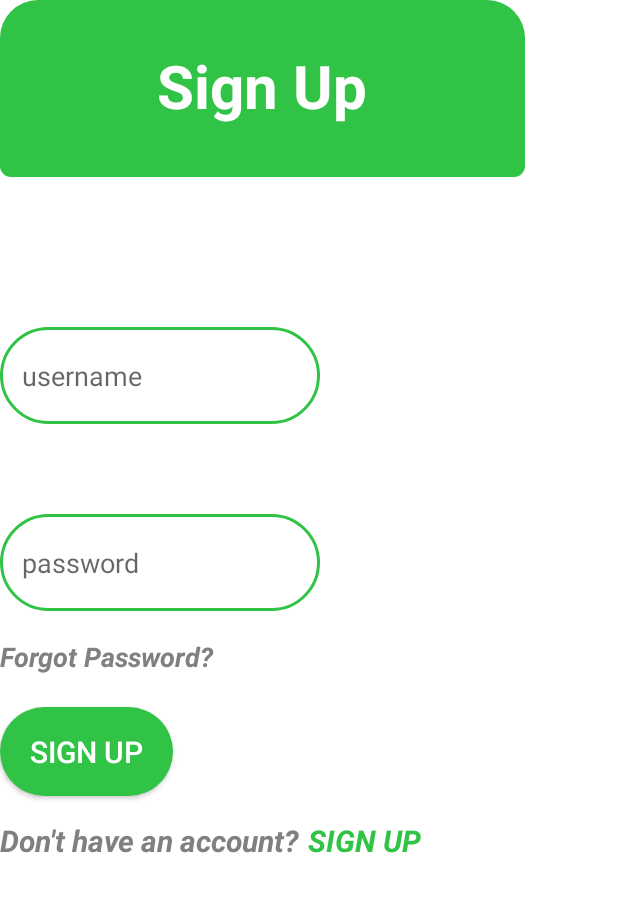
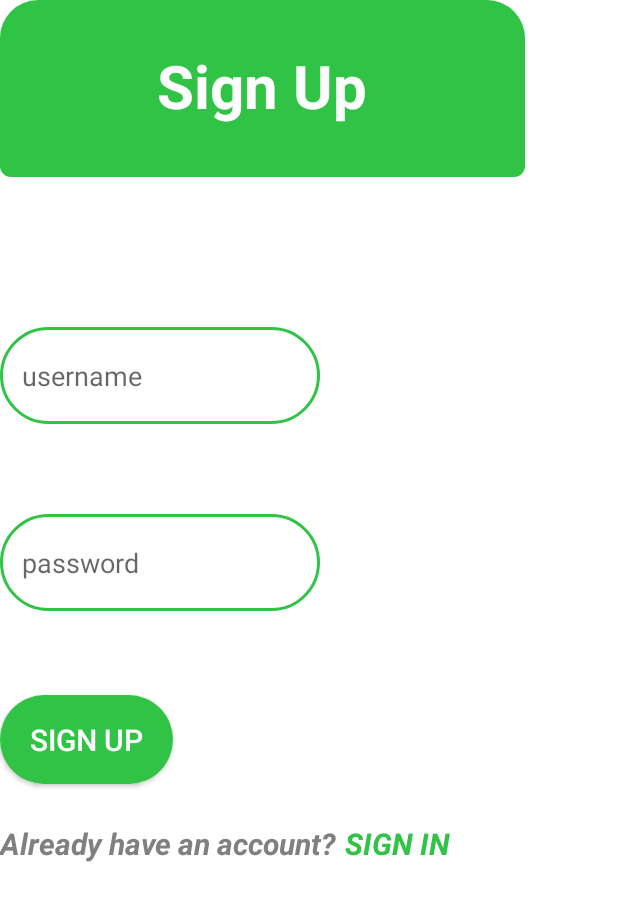
Before and after one commit to maxthoneml/HP10-NITS, an Android app: the layout signup_activity.xml on its own in the app's theme, with its tools: preview values and no code run, on a phone screen of 412 x 824 dp. Shown: the top 901 px of the screen. Run offline under Robolectric (Android 15) with nearby library versions, the phone set to English and light mode, and no system bars.

```diff
--- a/app/src/main/res/layout/signup_activity.xml
+++ b/app/src/main/res/layout/signup_activity.xml
@@ -71,37 +71,26 @@
         app:layout_constraintTop_toBottomOf="@+id/usernameInput" />
 
 
-    <TextView
-        android:id="@+id/forgotPassword"
-        android:layout_width="wrap_content"
-        android:layout_height="wrap_content"
-        android:layout_marginTop="18dp"
-        android:text="Forgot Password?"
-        android:textColor="#808080"
-        android:textSize="18sp"
-        android:textStyle="bold|italic"
-        app:layout_constraintEnd_toEndOf="@+id/passwordSignUp"
-        app:layout_constraintTop_toBottomOf="@+id/passwordSignUp" />
-
     <androidx.appcompat.widget.AppCompatButton
         android:id="@+id/signUpButton"
         android:layout_width="0dp"
         android:layout_height="wrap_content"
         android:layout_marginStart="50dp"
-        android:layout_marginTop="64dp"
+        android:layout_marginTop="56dp"
         android:layout_marginEnd="50dp"
         android:background="@drawable/button_background_login"
         android:text="SIGN UP"
+        android:textColor="#ffff"
         android:textSize="20sp"
-        android:textColor="#ffff"
         app:layout_constraintEnd_toEndOf="parent"
+        app:layout_constraintHorizontal_bias="0.0"
         app:layout_constraintStart_toStartOf="parent"
         app:layout_constraintTop_toBottomOf="@+id/passwordSignUp" />
 
     <LinearLayout
         android:layout_width="wrap_content"
         android:layout_height="wrap_content"
-        android:layout_marginTop="16dp"
+        android:layout_marginTop="26dp"
         android:gravity="center"
         android:orientation="horizontal"
         android:textAlignment="center"
@@ -114,16 +103,16 @@
             android:layout_width="wrap_content"
             android:layout_height="wrap_content"
             android:paddingRight="5dp"
-            android:text="Don't have an account?"
+            android:text="Already have an account?"
             android:textColor="#808080"
             android:textSize="20sp"
             android:textStyle="bold|italic" />
 
         <TextView
-            android:id="@+id/signUpLink"
+            android:id="@+id/signInLink"
             android:layout_width="wrap_content"
             android:layout_height="wrap_content"
-            android:text="SIGN UP"
+            android:text="SIGN IN"
             android:textColor="#30c346"
             android:textSize="20sp"
             android:textStyle="bold|italic" />
```
Also changed, not shown: app/src/main/res/layout/activity_main.xml (+17 -3 lines).
